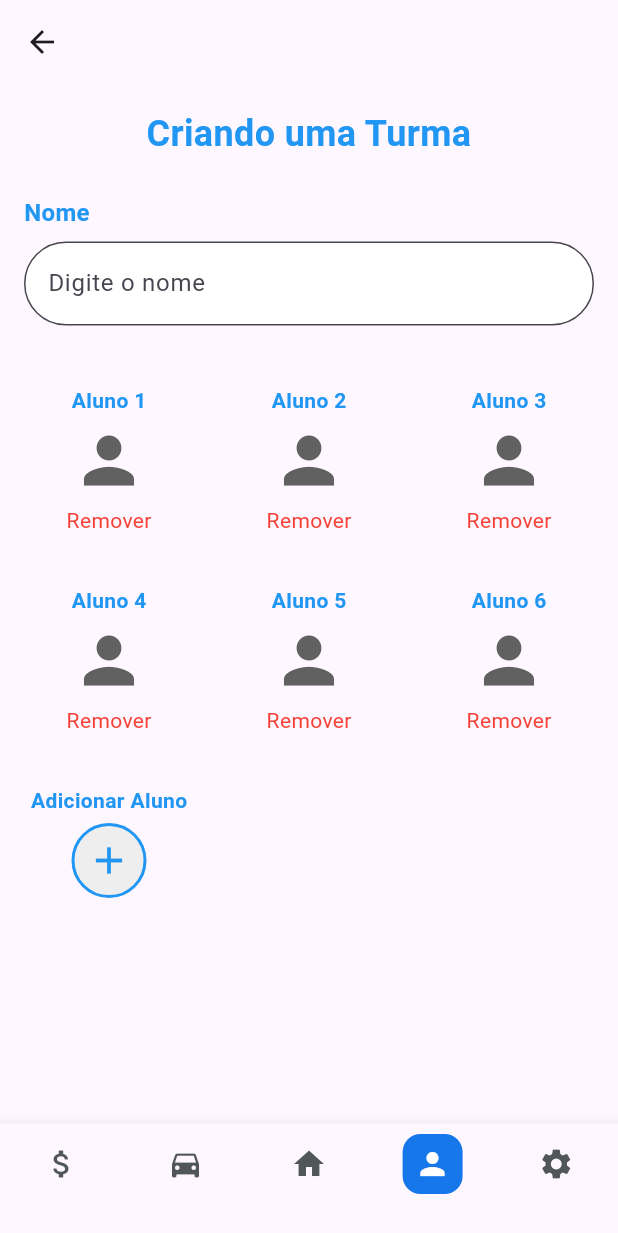
After one commit to GabrielBandoch/APP-PAC2024, a Flutter app: the CreateClassPage screen opened directly, on a phone screen of 412 x 824 dp. The commit adds this screen. Shown: the top 1233 px of the screen. Run offline on Flutter 3.47's test engine with Material 3 defaults, Android fonts, the phone set to English and light mode, and no system bars.

Commit message:
criação das duas paginas

```diff
--- a/lib/main.dart
+++ b/lib/main.dart
@@ -18,6 +18,9 @@ import 'package:pac20242/presetation/pages/Driver/turma.dart';
 import 'package:pac20242/presetation/pages/Driver/start_race.dart';
 import 'package:pac20242/presetation/pages/Driver/edit_class.dart';
 import 'package:pac20242/presetation/pages/Driver/create_class.dart';
+import 'package:pac20242/presetation/pages/Driver/location_class.dart';
+import 'package:pac20242/presetation/pages/Driver/location_students.dart';
+
 
 void main() {
   runApp(MaterialApp(
--- /dev/null
+++ b/lib/presetation/pages/Driver/location_class.dart
@@ -0,0 +1,331 @@
+import 'package:flutter/material.dart';
+
+class CreateClassPage extends StatefulWidget {
+  const CreateClassPage({Key? key}) : super(key: key);
+
+  @override
+  _CreateClassPageState createState() => _CreateClassPageState();
+}
+
+class _CreateClassPageState extends State<CreateClassPage> {
+  int _selectedIndex = 3;
+
+  void _onItemTapped(int index) {
+    setState(() {
+      _selectedIndex = index;
+    });
+  }
+
+  Widget _buildIcon(IconData icon, int index) {
+    bool isSelected = _selectedIndex == index;
+    return Container(
+      padding: const EdgeInsets.all(8.0),
+      decoration: BoxDecoration(
+        color: isSelected ? const Color(0xFF1577EA) : Colors.transparent,
+        borderRadius: BorderRadius.circular(12),
+      ),
+      child: Icon(
+        icon,
+        color: isSelected ? Colors.white : const Color(0xFF515759),
+      ),
+    );
+  }
+
+  void _showAddStudentDialog() {
+    showDialog(
+      context: context,
+      builder: (context) {
+        return AlertDialog(
+          shape: RoundedRectangleBorder(borderRadius: BorderRadius.circular(20)),
+          title: const Center(
+            child: Text(
+              "Deseja adicionar o aluno",
+              style: TextStyle(fontSize: 16, fontWeight: FontWeight.bold),
+            ),
+          ),
+          content: Column(
+            mainAxisSize: MainAxisSize.min,
+            children: [
+              Container(
+                padding: const EdgeInsets.all(8),
+                decoration: BoxDecoration(
+                  color: Colors.blue,
+                  borderRadius: BorderRadius.circular(25),
+                ),
+                child: Row(
+                  children: [
+                    const CircleAvatar(
+                      backgroundImage: NetworkImage(
+                          'https://example.com/student-avatar.jpg'),
+                      radius: 25,
+                    ),
+                    const SizedBox(width: 10),
+                    const Text(
+                      'Gabriel Bandoch',
+                      style: TextStyle(color: Colors.white, fontSize: 16),
+                    ),
+                  ],
+                ),
+              ),
+              const SizedBox(height: 20),
+              Row(
+                mainAxisAlignment: MainAxisAlignment.spaceAround,
+                children: [
+                  ElevatedButton(
+                    onPressed: () {
+                      Navigator.pop(context);
+                      _showSuccessDialog();
+                    },
+                    style: ElevatedButton.styleFrom(
+                      backgroundColor: Colors.blue,
+                      shape: RoundedRectangleBorder(
+                        borderRadius: BorderRadius.circular(20),
+                      ),
+                    ),
+                    child: const Text(
+                      'Confirmar',
+                      style: TextStyle(color: Colors.white),
+                    ),
+                  ),
+                  OutlinedButton(
+                    onPressed: () {
+                      Navigator.pop(context);
+                    },
+                    style: OutlinedButton.styleFrom(
+                      side: const BorderSide(color: Colors.red),
+                      shape: RoundedRectangleBorder(
+                        borderRadius: BorderRadius.circular(20),
+                      ),
+                    ),
+                    child: const Text(
+                      'Cancelar',
+                      style: TextStyle(color: Colors.red),
+                    ),
+                  ),
+                ],
+              ),
+            ],
+          ),
+        );
+      },
+    );
+  }
+
+  void _showSuccessDialog() {
+    showDialog(
+      context: context,
+      builder: (context) {
+        return AlertDialog(
+          shape: RoundedRectangleBorder(borderRadius: BorderRadius.circular(20)),
+          title: const Center(
+            child: Text(
+              "Aluno adicionado com sucesso!",
+              style: TextStyle(fontSize: 16, fontWeight: FontWeight.bold),
+            ),
+          ),
+          content: Column(
+            mainAxisSize: MainAxisSize.min,
+            children: [
+              Container(
+                padding: const EdgeInsets.all(8),
+                decoration: BoxDecoration(
+                  color: Colors.blue,
+                  borderRadius: BorderRadius.circular(25),
+                ),
+                child: Row(
+                  children: [
+                    const CircleAvatar(
+                      backgroundImage: NetworkImage(
+                          'https://example.com/student-avatar.jpg'),
+                      radius: 25,
+                    ),
+                    const SizedBox(width: 10),
+                    const Text(
+                      'Gabriel Bandoch',
+                      style: TextStyle(color: Colors.white, fontSize: 16),
+                    ),
+                  ],
+                ),
+              ),
+              const SizedBox(height: 20),
+              ElevatedButton(
+                onPressed: () {
+                  Navigator.pop(context);
+                },
+                style: ElevatedButton.styleFrom(
+                  backgroundColor: Colors.blue,
+                  shape: RoundedRectangleBorder(
+                    borderRadius: BorderRadius.circular(20),
+                  ),
+                ),
+                child: const Text(
+                  'Voltar',
+                  style: TextStyle(color: Colors.white),
+                ),
+              ),
+            ],
+          ),
+        );
+      },
+    );
+  }
+
+  @override
+  Widget build(BuildContext context) {
+    return Scaffold(
+      appBar: AppBar(
+        title: const Text(''),
+        backgroundColor: Colors.transparent,
+        elevation: 0,
+      ),
+      body: Column(
+        children: [
+          const Padding(
+            padding: EdgeInsets.symmetric(vertical: 16.0),
+            child: Text(
+              "Criando uma Turma",
+              style: TextStyle(
+                fontSize: 24,
+                fontWeight: FontWeight.bold,
+                color: Colors.blue,
+              ),
+              textAlign: TextAlign.center,
+            ),
+          ),
+          Padding(
+            padding: const EdgeInsets.symmetric(horizontal: 16, vertical: 8),
+            child: Column(
+              crossAxisAlignment: CrossAxisAlignment.start,
+              children: [
+                const Text(
+                  "Nome",
+                  style: TextStyle(
+                    fontSize: 16,
+                    fontWeight: FontWeight.bold,
+                    color: Colors.blue,
+                  ),
+                ),
+                const SizedBox(height: 8),
+                TextField(
+                  decoration: InputDecoration(
+                    hintText: 'Digite o nome',
+                    filled: true,
+                    fillColor: Colors.white,
+                    border: OutlineInputBorder(
+                      borderRadius: BorderRadius.circular(30),
+                      borderSide: const BorderSide(color: Colors.blue),
+                    ),
+                  ),
+                ),
+              ],
+            ),
+          ),
+          const SizedBox(height: 16),
+          Expanded(
+            child: GridView.builder(
+              padding: const EdgeInsets.all(16.0),
+              gridDelegate: const SliverGridDelegateWithFixedCrossAxisCount(
+                crossAxisCount: 3,
+                mainAxisSpacing: 20,
+                crossAxisSpacing: 20,
+              ),
+              itemCount: 7,
+              itemBuilder: (context, index) {
+                if (index == 6) {
+                  return Column(
+                    children: [
+                      const Text(
+                        "Adicionar Aluno",
+                        style: TextStyle(
+                          fontSize: 14,
+                          fontWeight: FontWeight.bold,
+                          color: Colors.blue,
+                        ),
+                      ),
+                      const SizedBox(height: 5),
+                      GestureDetector(
+                        onTap: _showAddStudentDialog,
+                        child: Container(
+                          width: 50,
+                          height: 50,
+                          decoration: BoxDecoration(
+                            color: Colors.grey[200],
+                            shape: BoxShape.circle,
+                            border: Border.all(color: Colors.blue, width: 2),
+                          ),
+                          child: const Icon(
+                            Icons.add,
+                            size: 30,
+                            color: Colors.blue,
+                          ),
+                        ),
+                      ),
+                    ],
+                  );
+                }
+                return Column(
+                  children: [
+                    Text(
+                      "Aluno ${index + 1}",
+                      style: const TextStyle(
+                        fontSize: 14,
+                        fontWeight: FontWeight.bold,
+                        color: Colors.blue,
+                      ),
+                    ),
+                    const SizedBox(height: 5),
+                    Icon(
+                      Icons.person,
+                      size: 50,
+                      color: Colors.grey[700],
+                    ),
+                    const SizedBox(height: 5),
+                    GestureDetector(
+                      onTap: () {
+                        print("Remover aluno ${index + 1}");
+                      },
+                      child: const Text(
+                        "Remover",
+                        style: TextStyle(
+                          fontSize: 14,
+                          color: Colors.red,
+                        ),
+                      ),
+                    ),
+                  ],
+                );
+              },
+            ),
+          ),
+        ],
+      ),
+      bottomNavigationBar: BottomNavigationBar(
+        currentIndex: _selectedIndex,
+        onTap: _onItemTapped,
+        type: BottomNavigationBarType.fixed,
+        items: [
+          BottomNavigationBarItem(
+            icon: _buildIcon(Icons.attach_money, 0),
+            label: '',
+          ),
+          BottomNavigationBarItem(
+            icon: _buildIcon(Icons.directions_car, 1),
+            label: '',
+          ),
+          BottomNavigationBarItem(
+            icon: _buildIcon(Icons.home, 2),
+            label: '',
+          ),
+          BottomNavigationBarItem(
+            icon: _buildIcon(Icons.person, 3),
+            label: '',
+          ),
+          BottomNavigationBarItem(
+            icon: _buildIcon(Icons.settings, 4),
+            label: '',
+          ),
+        ],
+      ),
+    );
+  }
+}
```
Also changed, not shown: lib/presetation/pages/Driver/location_students.dart (added, +251 -0 lines).
